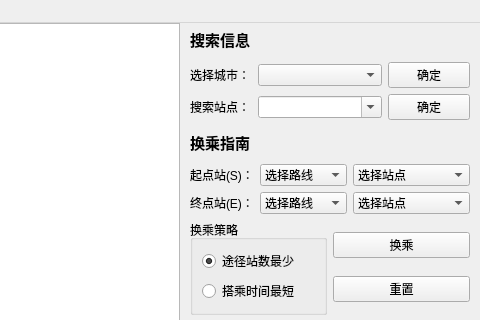
Before: the Qt Designer form mainwindow.ui in rainlowing/QtSubwaySystem, drawn with Qt 5; both pictures show x 600 to 1080 and y 0 to 320 of the 1080 by 720 pixel window.
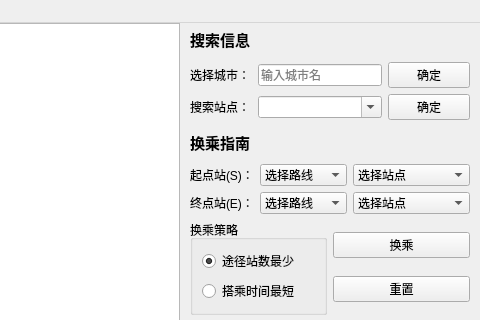
After: the same form once the commit is applied. Icons and pictures are not drawn.

Commit message: todo：城市搜索功能？

```diff
--- a/mainwindow.ui
+++ b/mainwindow.ui
@@ -96,9 +96,9 @@
          </widget>
         </item>
         <item>
-         <widget class="QComboBox" name="comboBoxSelectCity">
+         <widget class="QLineEdit" name="lineEditSearchCity">
           <property name="placeholderText">
-           <string>选择城市</string>
+           <string>输入城市名</string>
           </property>
          </widget>
         </item>
```
The commit also changes 13 other files.
